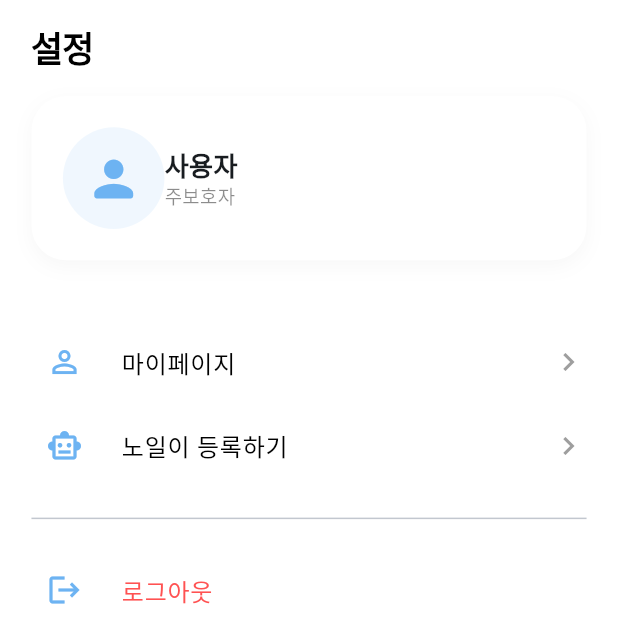
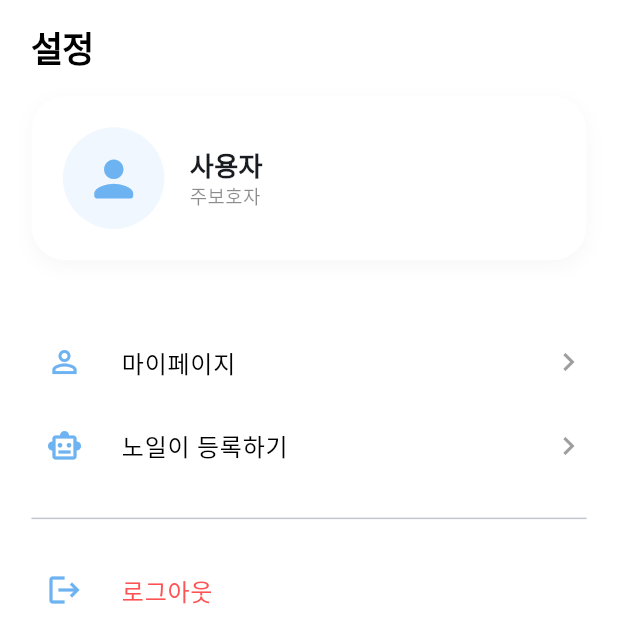
Before and after one commit to 1227wano/No-ill, a Flutter app: the SettingsScreen screen opened directly, on a phone screen of 412 x 824 dp. Shown: the top 643 px of the screen. Run offline on Flutter 3.47's test engine with Material 3 defaults, Android fonts, the light colour scheme and no system bars; our stand-ins replace cached_network_image, dio, firebase_core, firebase_messaging, flutter_dotenv, flutter_local_notifications and 5 more; missing offline and left inert: flutter_webrtc, kpostal, openvidu_flutter; accounts and stored records are empty; Roboto replaces fonts that are missing (Pretendard).

Commit message:
style: 위젯 위치 변경

```diff
--- a/noill_app/lib/screens/settings/settings_screen.dart
+++ b/noill_app/lib/screens/settings/settings_screen.dart
@@ -68,6 +68,7 @@ class SettingsScreen extends ConsumerWidget {
                     ),
                   ),
                   SizedBox(height: 16.w),
+                  SizedBox(width: 16.w),
                   Column(
                     crossAxisAlignment: CrossAxisAlignment.start,
                     children: [
```
Also changed, not shown: noill_app/lib/screens/home/home_screen.dart (+5 -5 lines).
